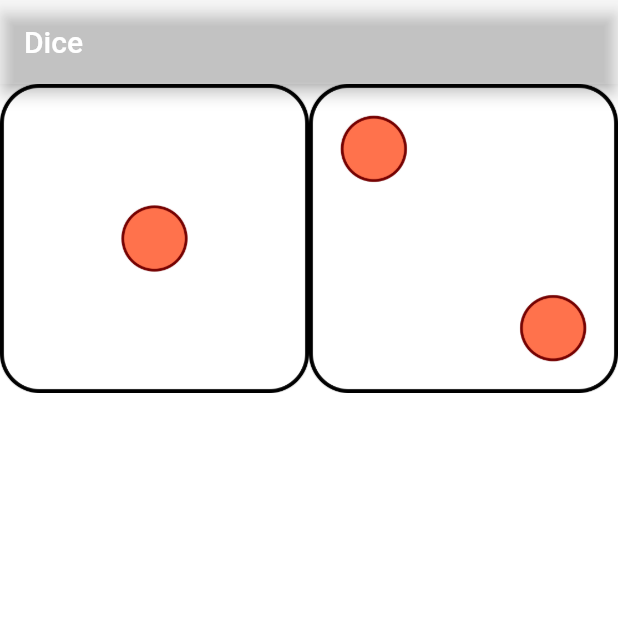
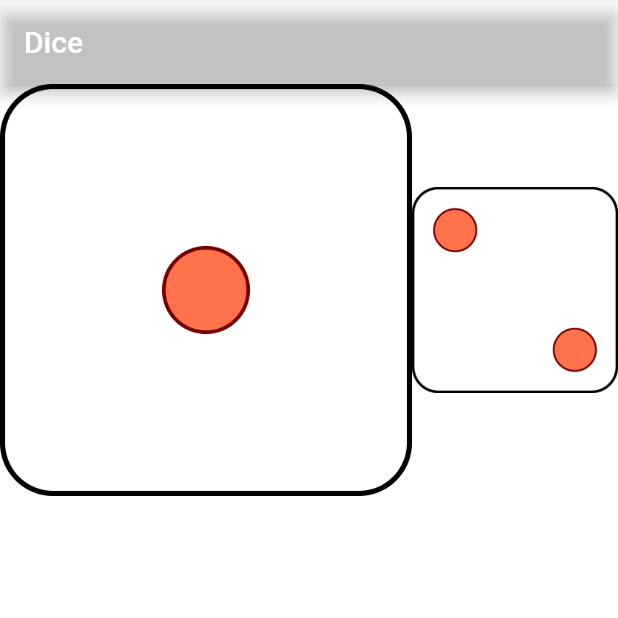
Before and after one commit to Ashraf236/Learning_Flutter, a Flutter app: the screen it shows after launch, on a phone screen of 412 x 824 dp, the top half of it. Run offline on Flutter 3.47's test engine with Material 2 defaults, Android fonts, the light colour scheme and no system bars.

Commit message:
flex properteis can be used to inc/dec object size

```diff
--- a/DiceApp/lib/main.dart
+++ b/DiceApp/lib/main.dart
@@ -21,9 +21,11 @@ class DicePage extends StatelessWidget {
     return Row(
       children: <Widget>[
         Expanded(
+          flex: 2,
           child: Image(image: AssetImage('images/dice-1.png')),
         ),
         Expanded(
+          flex: 1,
           child: Image(image: AssetImage('images/dice-2.png')),
         ),
       ],
```
